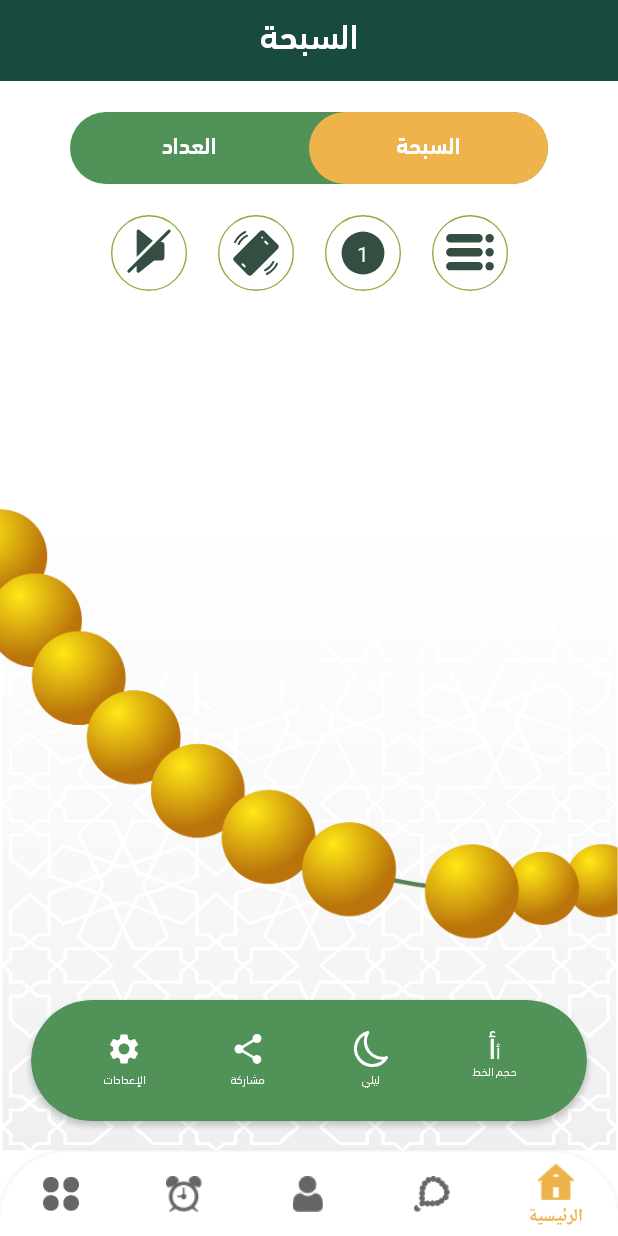
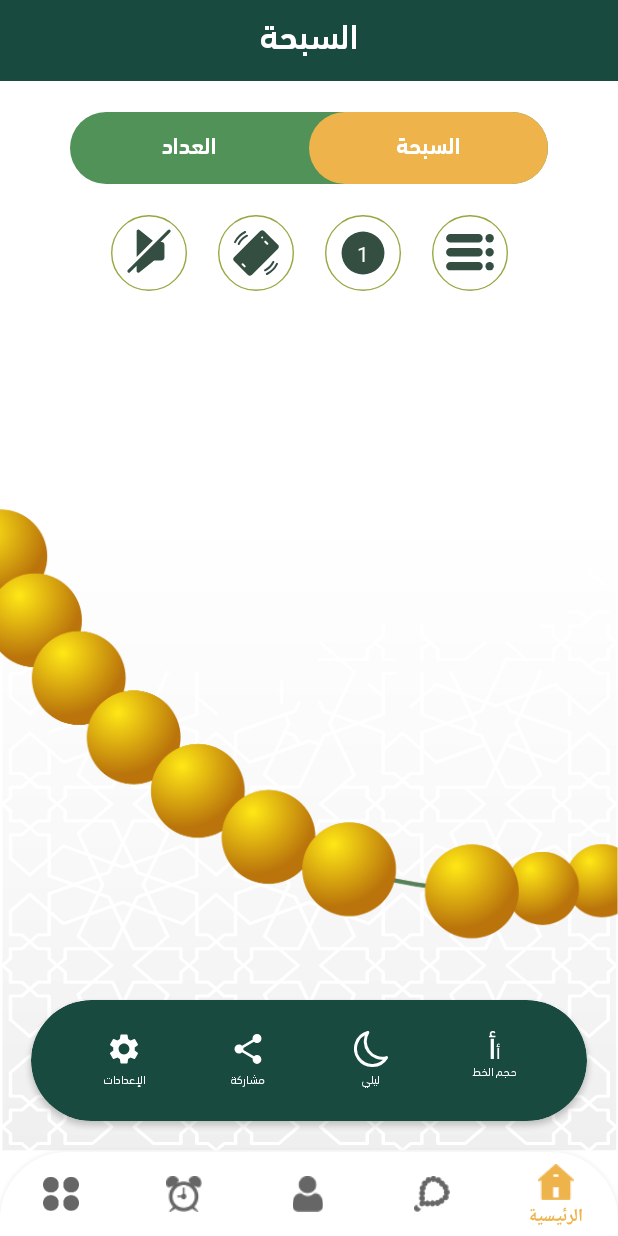
Before and after one commit to AhmedNader65/Alsalah, an Android app: the SebhaFragment screen opened through its navigation route, on a phone screen of 412 x 824 dp. Run offline under Robolectric (Android 15) with nearby library versions, the light colour scheme and no system bars; our stand-ins replace Dagger/Hilt's generated code, Room's generated code, data binding, navigation-ui, sdp/ssp sizes; 32 statements that could not run were skipped.

Commit message:
change bottom toolbar background color

```diff
--- a/app/src/main/res/layout/layout_bottom_reading_toolbar.xml
+++ b/app/src/main/res/layout/layout_bottom_reading_toolbar.xml
@@ -4,7 +4,7 @@
     android:layout_width="match_parent"
     app:cardCornerRadius="@dimen/_60sdp"
     android:layout_height="wrap_content"
-    app:cardBackgroundColor="#519259">
+    app:cardBackgroundColor="@color/header_color">
 
     <LinearLayout
         android:layout_width="match_parent"
```
